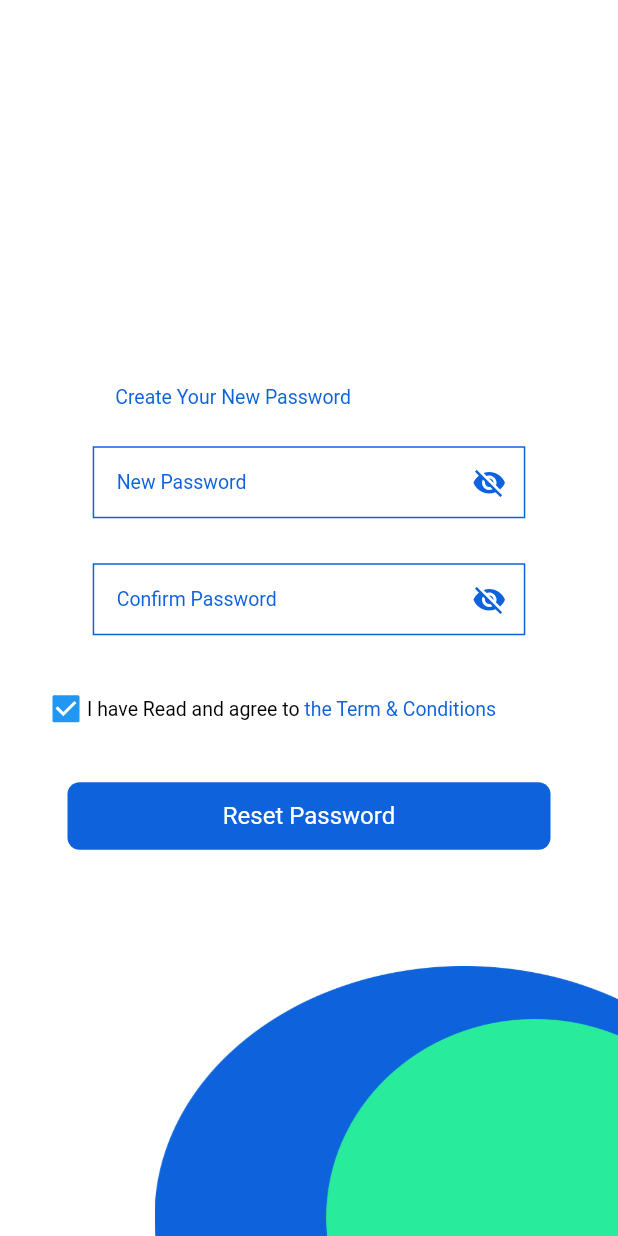
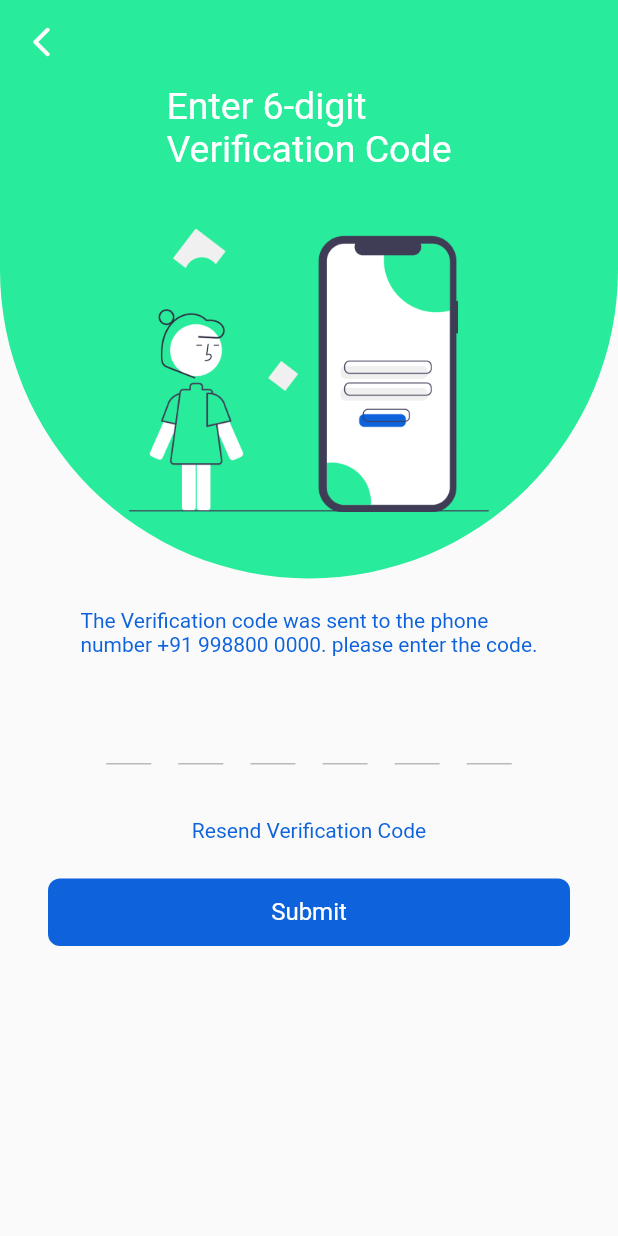
Before and after one commit to akshaykalola28/myndro, a Flutter app: the screen it shows after launch, on a phone screen of 412 x 824 dp. Run offline on Flutter 3.47's test engine with Material 2 defaults, Android fonts, the phone set to English and light mode, and no system bars; drawn by our look-alikes of otp_text_field; our stand-ins replace get, toggle_switch; Roboto replaces fonts that are missing (Microsoft JhengHei).

Commit message:
verification code screen done

```diff
--- a/lib/main.dart
+++ b/lib/main.dart
@@ -13,7 +13,7 @@ class MyApp extends StatelessWidget {
   Widget build(BuildContext context) {
     return GetMaterialApp(
       debugShowCheckedModeBanner: false,
-      initialRoute: CreatePasswordScreen.pageId,
+      initialRoute: VerificationCodeScreen.pageId,
       getPages: appPages,
     );
   }
--- a/lib/routes.dart
+++ b/lib/routes.dart
@@ -21,23 +21,26 @@ final List<GetPage> appPages = [
       binding: ForgotPasswordBinding()),
   GetPage(
       name: EnterPhoneNumber.pageId,
-      page: () =>  EnterPhoneNumber(),
+      page: () => EnterPhoneNumber(),
       binding: PhoneNumberBinding()),
   GetPage(
       name: YourCategory.pageId,
-      page: () =>  const YourCategory(),
+      page: () => const YourCategory(),
       binding: YourCategoryBinding()),
   GetPage(
       name: CreatePasswordScreen.pageId,
       page: () => const CreatePasswordScreen(),
       binding: NewPasswordBinding()),
-
   GetPage(
       name: ExpertRegistrationForm.pageId,
-      page: () =>  const ExpertRegistrationForm(),
+      page: () => const ExpertRegistrationForm(),
       binding: RegistrationBinding()),
   GetPage(
       name: OnBoardingScreen.pageId,
-      page: () =>   OnBoardingScreen(),
+      page: () => OnBoardingScreen(),
       binding: OnBoardingBinding()),
+  GetPage(
+      name: VerificationCodeScreen.pageId,
+      page: () => const VerificationCodeScreen(),
+      binding: RegistrationBinding()),
 ];
--- a/lib/screens/screens.dart
+++ b/lib/screens/screens.dart
@@ -3,6 +3,7 @@ export 'registration/login_screen.dart';
 export 'registration/forgot_password.dart';
 export 'splash/splash_screen.dart';
 export 'verification/enter_phone_number.dart';
+export 'verification/verification_code_screen.dart';
 export 'your_category/your_category.dart';
 export 'registration/create_password.dart';
 export 'expert_registration/expert_registration_form.dart';
--- /dev/null
+++ b/lib/screens/verification/verification_code_screen.dart
@@ -0,0 +1,122 @@
+import 'package:flutter/material.dart';
+import 'package:get/get.dart';
+import 'package:myndro/widgets/login_button_widget.dart';
+import 'package:otp_text_field/otp_text_field.dart';
+import 'package:otp_text_field/style.dart';
+
+import '../../constant/constant.dart';
+import '../../controller/controller.dart';
+
+class VerificationCodeScreen extends GetView<RegistrationController> {
+  static const pageId = "/verification_code";
+
+  const VerificationCodeScreen({Key? key}) : super(key: key);
+
+  @override
+  Widget build(BuildContext context) {
+    return Scaffold(
+      appBar: AppBar(
+        elevation: 0,
+        backgroundColor: MediaQuery.of(context).viewInsets.bottom == 0
+            ? ColorsConfig.colorGreen
+            : ColorsConfig.colorBlue,
+        leading: IconButton(
+          icon: const Icon(
+            Icons.arrow_back_ios_rounded,
+            color: ColorsConfig.colorWhite,
+          ),
+          onPressed: () {
+            Get.back();
+          },
+        ),
+      ),
+      body: SingleChildScrollView(
+        child: Column(
+          children: [
+            headerWidget(context),
+            const SizedBox(height: 20),
+            bodyContent(context),
+          ],
+        ),
+      ),
+    );
+  }
+
+  Widget headerWidget(context) {
+    return Container(
+      width: double.infinity,
+      height: Get.height * 0.40,
+      decoration: BoxDecoration(
+        borderRadius: BorderRadius.only(
+          bottomLeft: Radius.circular(Get.width * 0.6),
+          bottomRight: Radius.circular(Get.width * 0.6),
+        ),
+        color: MediaQuery.of(context).viewInsets.bottom == 0
+            ? ColorsConfig.colorGreen
+            : ColorsConfig.colorBlue,
+      ),
+      child: SafeArea(
+        child: Column(
+          children: [
+            Text(
+              'Enter 6-digit\nVerification Code',
+              style: TextStyle(
+                fontFamily: AppTextStyle.microsoftJhengHei,
+                fontSize: 25.0,
+                color: ColorsConfig.colorWhite,
+              ),
+            ),
+            const SizedBox(
+              height: 38,
+            ),
+            Image.asset(
+              MediaQuery.of(context).viewInsets.bottom == 0
+                  ? ImagePath.humanPhone
+                  : ImagePath.humanPhone,
+              height: 190,
+              width: 240,
+            ),
+          ],
+        ),
+      ),
+    );
+  }
+
+  Widget bodyContent(context) {
+    return Column(
+      children: [
+        if (MediaQuery.of(context).viewInsets.bottom == 0)
+          Text(
+            'The Verification code was sent to the phone\nnumber +91 998800 0000. please enter the code.',
+            style: Theme.of(context)
+                .textTheme
+                .bodyMedium
+                ?.copyWith(color: ColorsConfig.colorBlue),
+          ),
+        const SizedBox(height: 24),
+        OTPTextField(
+          length: 6,
+          width: Get.width * 0.7,
+          style: Theme.of(context).textTheme.bodyLarge!,
+          textFieldAlignment: MainAxisAlignment.spaceAround,
+          fieldStyle: FieldStyle.underline,
+          onCompleted: (pin) {
+            print("Completed: " + pin);
+          },
+        ),
+        const SizedBox(height: 36),
+        Text(
+          'Resend Verification Code',
+          style: Theme.of(context)
+              .textTheme
+              .bodyMedium
+              ?.copyWith(color: ColorsConfig.colorBlue),
+        ),
+        Padding(
+          padding: const EdgeInsets.symmetric(vertical: 24, horizontal: 32),
+          child: loginButtonWidget('Submit'),
+        )
+      ],
+    );
+  }
+}
--- a/pubspec.yaml
+++ b/pubspec.yaml
@@ -3,7 +3,7 @@ description: A new Flutter project.
 
 # The following line prevents the package from being accidentally published to
 # pub.dev using `flutter pub publish`. This is preferred for private packages.
-publish_to: 'none' # Remove this line if you wish to publish to pub.dev
+publish_to: "none" # Remove this line if you wish to publish to pub.dev
 
 # The following defines the version and build number for your application.
 # A version number is three numbers separated by dots, like 1.2.43
@@ -30,13 +30,13 @@ dependencies:
   flutter:
     sdk: flutter
 
-
   # The following adds the Cupertino Icons font to your application.
   # Use with the CupertinoIcons class for iOS style icons.
   cupertino_icons: ^1.0.2
   get: ^4.6.1
   get_storage: ^2.0.3
   toggle_switch: ^2.0.1
+  otp_text_field: ^1.1.3
 
 dev_dependencies:
   flutter_test:
@@ -54,7 +54,6 @@ dev_dependencies:
 
 # The following section is specific to Flutter.
 flutter:
-
   # The following line ensures that the Material Icons font is
   # included with your application, so that you can use the icons in
   # the material Icons class.
```
Also changed, not shown: lib/screens/registration/registration.dart (+7 -1 lines), lib/screens/verification/verification_code.dart (deleted, +0 -444 lines), lib/binding/binding.dart (line endings or trailing spaces), lib/controller/controller.dart (line endings or trailing spaces), pubspec.lock.
